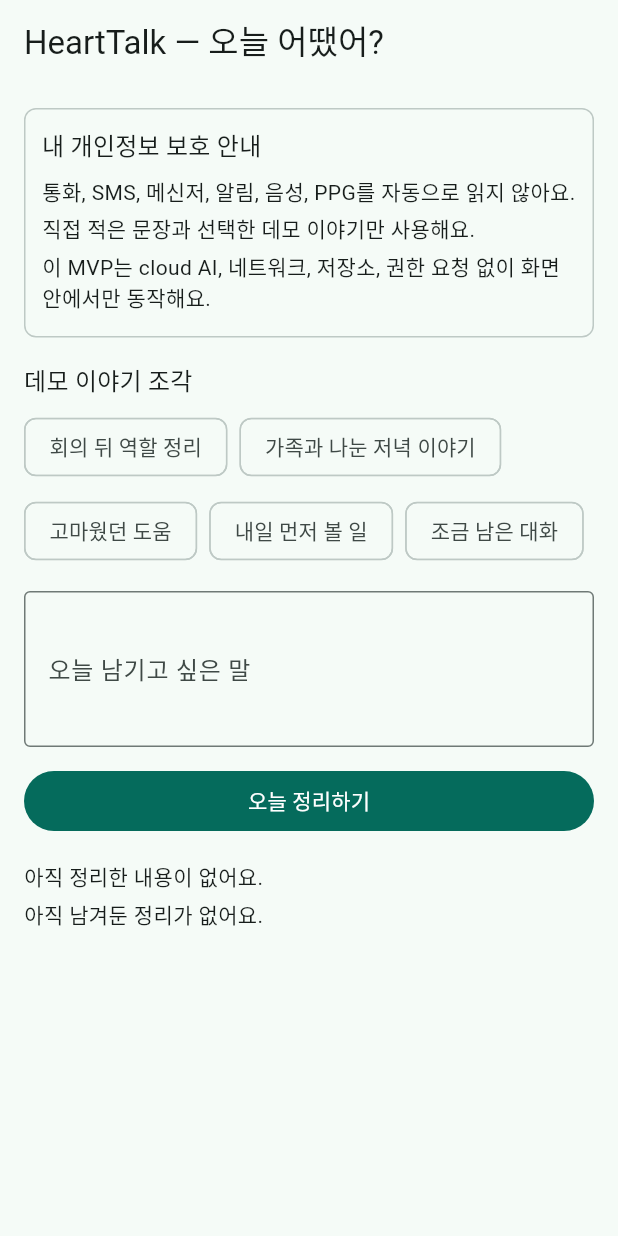
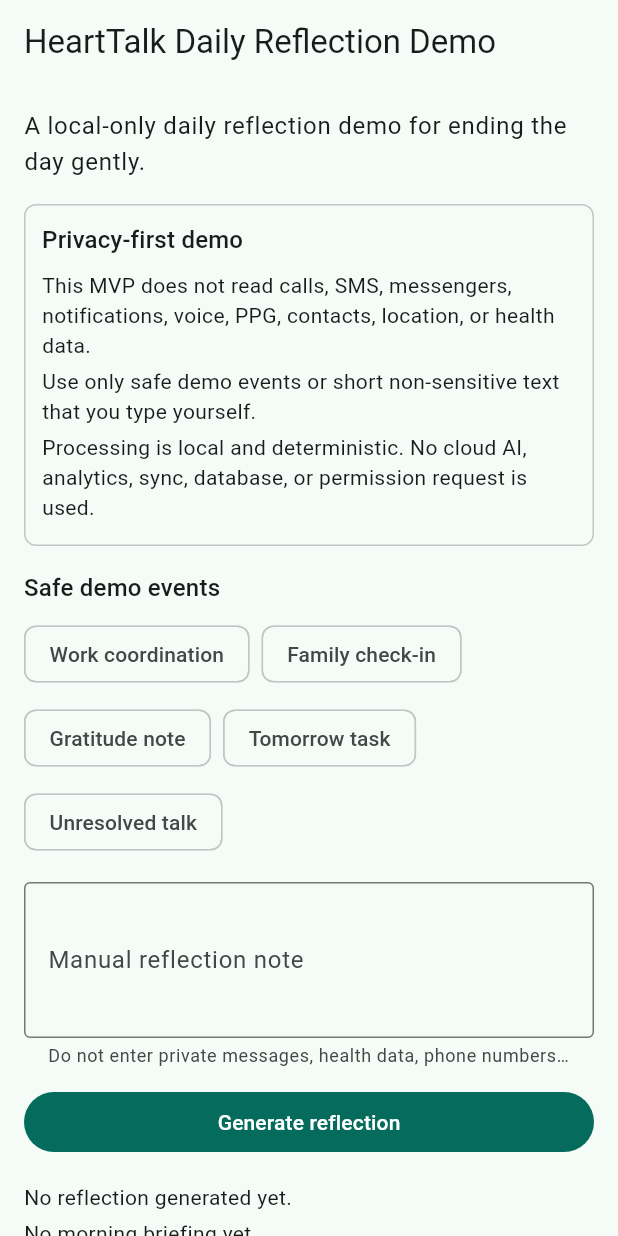
Before and after one commit to yubi-lee/yonlab-heart-talk, a Flutter app: the screen it shows after launch, on a phone screen of 412 x 824 dp. Run offline on Flutter 3.47's test engine with Material 3 defaults, Android fonts, the phone set to English and light mode, and no system bars.

Commit message:
feat: complete daily reflection demo MVP

```diff
--- a/lib/features/daily_reflection/application/rule_based_reflection_engine.dart
+++ b/lib/features/daily_reflection/application/rule_based_reflection_engine.dart
@@ -1,124 +1,165 @@
 import '../domain/reflection_models.dart';
 
 class RuleBasedReflectionEngine {
-  static final forbiddenCopy = <String>[
-    ['우울', '증'].join(),
-    ['불안', '장애'].join(),
-    ['치료가 ', '필요'].join(),
-    ['위험', '합니다'].join(),
-    ['진단', '합니다'].join(),
-    ['의학적으로 ', '판단'].join(),
+  static const forbiddenCopy = <String>[
+    'depressed',
+    'anxious',
+    'at risk',
+    'need treatment',
+    'mental-health problem',
+    'health condition is poor',
+    'stress level is high',
+    'medical problem',
+    'predicts your illness',
+    'safety risk',
   ];
 
   ReflectionResult generate(ReflectionInput input) {
     final normalized = input.text.trim().replaceAll(RegExp(r'\s+'), ' ');
     if (normalized.isEmpty) {
       return const ReflectionResult(
-        validationMessage: '오늘 남기고 싶은 말을 한 줄 이상 적어 주세요.',
+        validationMessage:
+            'Write at least one sentence to create a reflection.',
       );
     }
 
-    final tone = _detectTone(normalized);
-    final carry = _detectCarryOver(normalized);
+    final profile = _profileFor(normalized);
     final sourceLabel = input.source == ReflectionInputSource.demo
-        ? '데모 데이터'
-        : '직접 입력';
+        ? 'Demo data'
+        : 'Manual text';
+
     final summary = ReflectionSummary(
-      preview: '오늘은 $tone 하루처럼 보여요. $carry 여기까지만 정리해도 충분해요.',
-      todayFlow: _todayFlowFor(normalized),
-      observedCue: _observedCueFor(normalized),
-      leftForTomorrow: carry,
-      tomorrowLine: _tomorrowLineFor(normalized),
+      preview:
+          'Today ${profile.previewFocus}. You can close the day with one gentle note and leave the next step small.',
+      todayFlow: profile.todayFlow,
+      observedCue: profile.observedCue,
+      leftForTomorrow: profile.leftForTomorrow,
+      tomorrowLine: profile.tomorrowLine,
       sourceLabel: sourceLabel,
     );
     final morningDraft = MorningBriefingDraft(
-      startLine: summary.tomorrowLine,
-      firstThing: _firstThingFor(normalized),
-      toneHint: '짧고 부드러운 말투로 시작해도 좋아요.',
+      startLine: profile.tomorrowLine,
+      firstThing: profile.firstThing,
+      toneHint: profile.toneHint,
     );
 
     return ReflectionResult(summary: summary, morningDraft: morningDraft);
   }
 
-  String _detectTone(String text) {
-    if (_containsAny(text, const ['고마', '감사', '도움', '덕분'])) {
-      return '고마운 마음을 확인한';
+  _ReflectionProfile _profileFor(String text) {
+    final lower = text.toLowerCase();
+
+    if (_containsAny(lower, const [
+      'thank',
+      'grateful',
+      'gratitude',
+      'helped',
+      'appreciate',
+    ])) {
+      return const _ReflectionProfile(
+        previewFocus: 'held a clear moment of gratitude',
+        todayFlow: 'A helpful moment gave the day a warmer ending.',
+        observedCue: 'There is a note of appreciation in this reflection.',
+        leftForTomorrow:
+            'Carry forward the part that felt supportive, not the whole day.',
+        tomorrowLine: 'Start tomorrow by naming one thing that helped today.',
+        firstThing: 'Keep one useful note from today',
+        toneHint: 'Begin with a calm and appreciative tone.',
+      );
     }
-    if (_containsAny(text, const ['회의', '조율', '정리', '일정', '업무'])) {
-      return '설명하고 맞추는 일이 많았던';
+
+    if (_containsAny(lower, const [
+      'meeting',
+      'schedule',
+      'coordinate',
+      'coordination',
+      'project',
+      'work',
+      'review',
+    ])) {
+      return const _ReflectionProfile(
+        previewFocus: 'had a lot of coordination and follow-up energy',
+        todayFlow: 'Coordination and decisions shaped the flow of the day.',
+        observedCue:
+            'The note suggests organization mattered more than urgency.',
+        leftForTomorrow:
+            'One follow-up can be enough to restart the thread tomorrow.',
+        tomorrowLine: 'Start tomorrow with the smallest useful check-in.',
+        firstThing: 'Review one follow-up item',
+        toneHint: 'Keep the first step practical and light.',
+      );
     }
-    if (_containsAny(text, const ['가족', '집', '저녁', '부모', '아이'])) {
-      return '가까운 사람들과 이야기를 나눈';
+
+    if (_containsAny(lower, const [
+      'family',
+      'conversation',
+      'talk',
+      'gentle',
+      'evening',
+    ])) {
+      return const _ReflectionProfile(
+        previewFocus: 'included a relationship moment worth noticing',
+        todayFlow: 'A conversation gave the day a more personal shape.',
+        observedCue: 'There is a gentle connection cue in what you wrote.',
+        leftForTomorrow:
+            'Leave room to return to the conversation only if it still matters.',
+        tomorrowLine: 'Start tomorrow by keeping the tone simple and kind.',
+        firstThing: 'Choose one kind phrase or small check-in',
+        toneHint: 'Use a simple and warm tone.',
+      );
     }
-    if (_containsAny(text, const ['내일', '해야', '할 일', '다시', '확인'])) {
-      return '내일 볼 일을 남겨 둔';
+
+    if (_containsAny(lower, const [
+      'tomorrow',
+      'task',
+      'unfinished',
+      'need',
+      'follow-up',
+      'next',
+    ])) {
+      return const _ReflectionProfile(
+        previewFocus: 'left one clear next step for tomorrow',
+        todayFlow: 'The day ended with something still open but manageable.',
+        observedCue: 'The note points to organization rather than pressure.',
+        leftForTomorrow: 'One small next action is enough to hold the thread.',
+        tomorrowLine: 'Start tomorrow with one small visible task.',
+        firstThing: 'Pick the smallest next action',
+        toneHint: 'Keep the morning plan narrow and doable.',
+      );
     }
-    if (_containsAny(text, const ['아직', '애매', '오해', '미뤄', '남아'])) {
-      return '아직 정리 중인 장면을 알아차린';
-    }
-    return '작은 장면을 차분히 돌아본';
-  }
 
-  String _detectCarryOver(String text) {
-    if (_containsAny(text, const ['내일', '해야', '할 일', '다시', '확인'])) {
-      return '내일 다시 볼 일이 하나 남아 있어요.';
-    }
-    if (_containsAny(text, const ['아직', '애매', '오해', '미뤄', '남아'])) {
-      return '덜 풀린 대화는 천천히 다시 확인해도 좋아요.';
-    }
-    if (_containsAny(text, const ['회의', '조율', '정리', '일정', '업무'])) {
-      return '정리할 내용은 작은 목록 하나로 남겨두면 좋아요.';
-    }
-    return '오늘 기억하고 싶은 장면 하나만 남겨도 충분해요.';
-  }
-
-  String _todayFlowFor(String text) {
-    if (_containsAny(text, const ['회의', '조율', '일정', '업무'])) {
-      return '설명하고 맞추는 일이 중심이 된 하루처럼 보여요.';
-    }
-    if (_containsAny(text, const ['고마', '감사', '덕분'])) {
-      return '고마움을 주고받은 장면이 남아 있는 하루예요.';
-    }
-    if (_containsAny(text, const ['가족', '집', '저녁'])) {
-      return '가까운 사람과 나눈 일상 대화가 하루의 중심에 있었어요.';
-    }
-    return '짧은 기록 안에 돌아볼 만한 장면이 담겨 있어요.';
-  }
-
-  String _observedCueFor(String text) {
-    if (_containsAny(text, const ['피곤', '지침', '늦게', '바빴'])) {
-      return '조금 지친 표현이 보여요.';
-    }
-    if (_containsAny(text, const ['고마', '감사', '덕분'])) {
-      return '고마움을 알아차린 표현이 보여요.';
-    }
-    if (_containsAny(text, const ['아직', '애매', '오해'])) {
-      return '아직 정리 중인 마음이 남아 있는 것처럼 보여요.';
-    }
-    return '차분히 돌아보려는 표현이 보여요.';
-  }
-
-  String _tomorrowLineFor(String text) {
-    if (_containsAny(text, const ['내일', '해야', '확인', '일정'])) {
-      return '내일은 가장 작은 확인 하나부터 시작해 보세요.';
-    }
-    if (_containsAny(text, const ['고마', '감사', '덕분'])) {
-      return '내일은 고마웠던 마음 하나를 짧게 전해도 좋아요.';
-    }
-    return '내일은 부담 없는 한 가지부터 시작해 보세요.';
-  }
-
-  String _firstThingFor(String text) {
-    if (_containsAny(text, const ['내일', '해야', '확인', '일정'])) {
-      return '남겨 둔 확인 사항 하나 보기';
-    }
-    if (_containsAny(text, const ['고마', '감사', '덕분'])) {
-      return '고마웠던 장면 한 줄 남기기';
-    }
-    return '오늘 시작 전에 작은 할 일 하나 고르기';
+    return const _ReflectionProfile(
+      previewFocus: 'has one moment worth gently organizing',
+      todayFlow: 'A small part of the day is ready to be named and closed.',
+      observedCue: 'The note shows a wish to pause without judging the day.',
+      leftForTomorrow: 'Only carry forward what still feels useful tomorrow.',
+      tomorrowLine: 'Start tomorrow with one clear and kind step.',
+      firstThing: 'Name one small starting point',
+      toneHint: 'Begin gently and keep the scope small.',
+    );
   }
 
   bool _containsAny(String text, List<String> keywords) {
     return keywords.any(text.contains);
   }
 }
+
+class _ReflectionProfile {
+  const _ReflectionProfile({
+    required this.previewFocus,
+    required this.todayFlow,
+    required this.observedCue,
+    required this.leftForTomorrow,
+    required this.tomorrowLine,
+    required this.firstThing,
+    required this.toneHint,
+  });
+
+  final String previewFocus;
+  final String todayFlow;
+  final String observedCue;
+  final String leftForTomorrow;
+  final String tomorrowLine;
+  final String firstThing;
+  final String toneHint;
+}
--- a/lib/features/daily_reflection/data/demo_reflection_repository.dart
+++ b/lib/features/daily_reflection/data/demo_reflection_repository.dart
@@ -7,37 +7,42 @@ class DemoReflectionRepository {
     return const [
       DemoReflectionEvent(
         id: 'work_coordination',
-        title: '회의 뒤 역할 정리',
+        title: 'Work coordination',
         scenario: 'work_coordination',
-        text: '오후 회의에서 일정과 역할을 다시 맞췄다. 내일 확인할 일이 하나 남았다.',
+        text:
+            'Today included a project check-in, a schedule decision, and one follow-up to review tomorrow.',
         tags: ['demo', 'work', 'coordination'],
       ),
       DemoReflectionEvent(
         id: 'family_conversation',
-        title: '가족과 나눈 저녁 이야기',
+        title: 'Family check-in',
         scenario: 'family_conversation',
-        text: '저녁에 가족과 하루 이야기를 나눴다. 서로 바빴지만 잠깐 웃을 수 있었다.',
+        text:
+            'A family conversation felt gentle, and it helped the evening feel a little more settled.',
         tags: ['demo', 'family', 'conversation'],
       ),
       DemoReflectionEvent(
         id: 'gratitude_note',
-        title: '고마웠던 도움',
+        title: 'Gratitude note',
         scenario: 'gratitude',
-        text: '동료가 자료 정리를 도와줬다. 덕분에 오늘 일을 편하게 마무리했다.',
+        text:
+            'A teammate helped organize the notes, and the day ended with a grateful feeling.',
         tags: ['demo', 'gratitude'],
       ),
       DemoReflectionEvent(
         id: 'tomorrow_task',
-        title: '내일 먼저 볼 일',
+        title: 'Tomorrow task',
         scenario: 'tomorrow_task',
-        text: '오늘 다 끝내지 못한 문서가 있다. 내일 아침에 먼저 확인해야겠다.',
+        text:
+            'One document is not finished yet. Tomorrow can start by reviewing the first small section.',
         tags: ['demo', 'tomorrow', 'task'],
       ),
       DemoReflectionEvent(
         id: 'unresolved_talk',
-        title: '조금 남은 대화',
+        title: 'Unresolved talk',
         scenario: 'unresolved_talk',
-        text: '대화 중에 애매하게 넘어간 부분이 있었다. 아직 정리되지 않은 느낌이 남았다.',
+        text:
+            'A conversation still feels unfinished, but there is time to return to it with a calmer tone.',
         tags: ['demo', 'unresolved', 'conversation'],
       ),
     ];
--- a/lib/features/daily_reflection/presentation/daily_reflection_screen.dart
+++ b/lib/features/daily_reflection/presentation/daily_reflection_screen.dart
@@ -80,21 +80,29 @@ class _DailyReflectionScreenState extends State<DailyReflectionScreen> {
         _session.shouldShowMorningBriefing && morningDraft != null;
 
     return Scaffold(
-      appBar: AppBar(title: const Text('HeartTalk — 오늘 어땠어?')),
+      appBar: AppBar(title: const Text('HeartTalk Daily Reflection Demo')),
       body: SafeArea(
         child: ListView(
           padding: const EdgeInsets.all(16),
           children: [
+            Text(
+              'A local-only daily reflection demo for ending the day gently.',
+              style: Theme.of(context).textTheme.bodyLarge,
+            ),
+            const SizedBox(height: 16),
             _InfoPanel(
-              title: '내 개인정보 보호 안내',
+              title: 'Privacy-first demo',
               children: const [
-                '통화, SMS, 메신저, 알림, 음성, PPG를 자동으로 읽지 않아요.',
-                '직접 적은 문장과 선택한 데모 이야기만 사용해요.',
-                '이 MVP는 cloud AI, 네트워크, 저장소, 권한 요청 없이 화면 안에서만 동작해요.',
+                'This MVP does not read calls, SMS, messengers, notifications, voice, PPG, contacts, location, or health data.',
+                'Use only safe demo events or short non-sensitive text that you type yourself.',
+                'Processing is local and deterministic. No cloud AI, analytics, sync, database, or permission request is used.',
               ],
             ),
             const SizedBox(height: 16),
-            Text('데모 이야기 조각', style: Theme.of(context).textTheme.titleMedium),
+            Text(
+              'Safe demo events',
+              style: Theme.of(context).textTheme.titleMedium,
+            ),
             const SizedBox(height: 8),
             Wrap(
               spacing: 8,
@@ -115,8 +123,11 @@ class _DailyReflectionScreenState extends State<DailyReflectionScreen> {
               minLines: 3,
               maxLines: 5,
               decoration: const InputDecoration(
-                labelText: '오늘 남기고 싶은 말',
-                hintText: '오늘 있었던 일을 한두 문장으로 적어 주세요.',
+                labelText: 'Manual reflection note',
+                hintText:
+                    'Write one or two non-sensitive sentences about today.',
+                helperText:
+                    'Do not enter private messages, health data, phone numbers, or real voice/PPG details.',
                 border: OutlineInputBorder(),
               ),
             ),
@@ -124,7 +135,7 @@ class _DailyReflectionScreenState extends State<DailyReflectionScreen> {
             FilledButton(
               key: const Key('generateButton'),
               onPressed: _generateFromManualText,
-              child: const Text('오늘 정리하기'),
+              child: const Text('Generate reflection'),
             ),
             if (result?.validationMessage != null) ...[
               const SizedBox(height: 12),
@@ -137,32 +148,32 @@ class _DailyReflectionScreenState extends State<DailyReflectionScreen> {
             if (summary != null && morningDraft != null) ...[
               const SizedBox(height: 16),
               _InfoPanel(
-                title: '오늘의 응답 미리보기',
-                children: [summary.preview, '출처: ${summary.sourceLabel}'],
+                title: 'Reflection preview',
+                children: [summary.preview, 'Source: ${summary.sourceLabel}'],
               ),
               const SizedBox(height: 12),
               _InfoPanel(
-                title: '오늘의 정리 카드',
+                title: 'Daily reflection card',
                 children: [
-                  '오늘의 흐름: ${summary.todayFlow}',
-                  '마음 단서: ${summary.observedCue}',
-                  '남겨둘 일: ${summary.leftForTomorrow}',
-                  '내일의 한 문장: ${summary.tomorrowLine}',
+                  'Summary: ${summary.todayFlow}',
+                  'Gentle insight: ${summary.observedCue}',
+                  'Closing prompt: ${summary.leftForTomorrow}',
+                  'Tomorrow line: ${summary.tomorrowLine}',
                 ],
               ),
               const SizedBox(height: 12),
               if (showMorningBriefing)
                 _InfoPanel(
-                  title: '내일 아침 브리핑 초안',
+                  title: 'Morning briefing',
                   children: [
-                    '오늘의 시작 문장: ${morningDraft.startLine}',
-                    '먼저 볼 일: ${morningDraft.firstThing}',
-                    '말투 힌트: ${morningDraft.toneHint}',
+                    'Start line: ${morningDraft.startLine}',
+                    'Next action: ${morningDraft.firstThing}',
+                    'Tone hint: ${morningDraft.toneHint}',
                   ],
                 )
               else
                 const Text(
-                  '내일 아침 브리핑 초안은 남기기 후에만 보여드려요.',
+                  'Morning briefing appears after you keep this reflection.',
                   key: Key('morningBriefingLockedMessage'),
                 ),
               const SizedBox(height: 12),
@@ -173,25 +184,31 @@ class _DailyReflectionScreenState extends State<DailyReflectionScreen> {
                   FilledButton.tonal(
                     key: const Key('keepButton'),
                     onPressed: _keep,
-                    child: const Text('남기기'),
+                    child: const Text('Keep for morning'),
                   ),
                   OutlinedButton(
                     key: const Key('resetButton'),
                     onPressed: _reset,
-                    child: const Text('다시 비우기'),
+                    child: const Text('Reset / Delete'),
                   ),
                 ],
               ),
               if (_session.isKept) ...[
                 const SizedBox(height: 8),
-                const Text('이번 화면 안에서만 남겨두었어요.', key: Key('keptMessage')),
+                const Text(
+                  'Kept in this session only.',
+                  key: Key('keptMessage'),
+                ),
               ],
             ] else ...[
               const SizedBox(height: 16),
-              const Text('아직 정리한 내용이 없어요.', key: Key('emptyState')),
+              const Text(
+                'No reflection generated yet.',
+                key: Key('emptyState'),
+              ),
               const SizedBox(height: 4),
               const Text(
-                '아직 남겨둔 정리가 없어요.',
+                'No morning briefing yet.',
                 key: Key('morningBriefingEmptyMessage'),
               ),
             ],
--- a/lib/main.dart
+++ b/lib/main.dart
@@ -12,7 +12,7 @@ class HeartTalkApp extends StatelessWidget {
   @override
   Widget build(BuildContext context) {
     return MaterialApp(
-      title: 'HeartTalk — 오늘 어땠어?',
+      title: 'HeartTalk Daily Reflection Demo',
       theme: ThemeData(
         colorScheme: ColorScheme.fromSeed(seedColor: const Color(0xFF386A5F)),
         useMaterial3: true,
```
Also changed, not shown: 5 other files.
